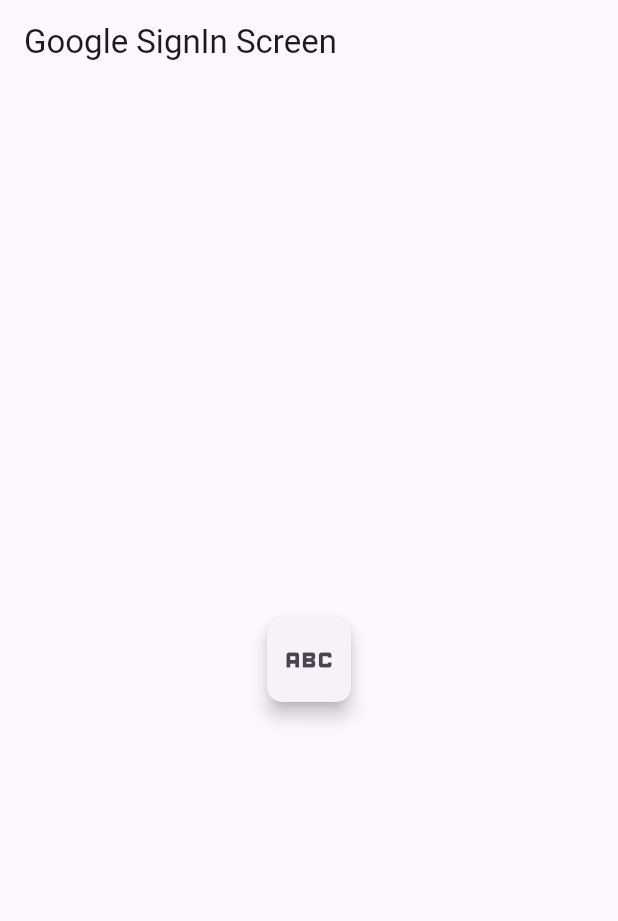
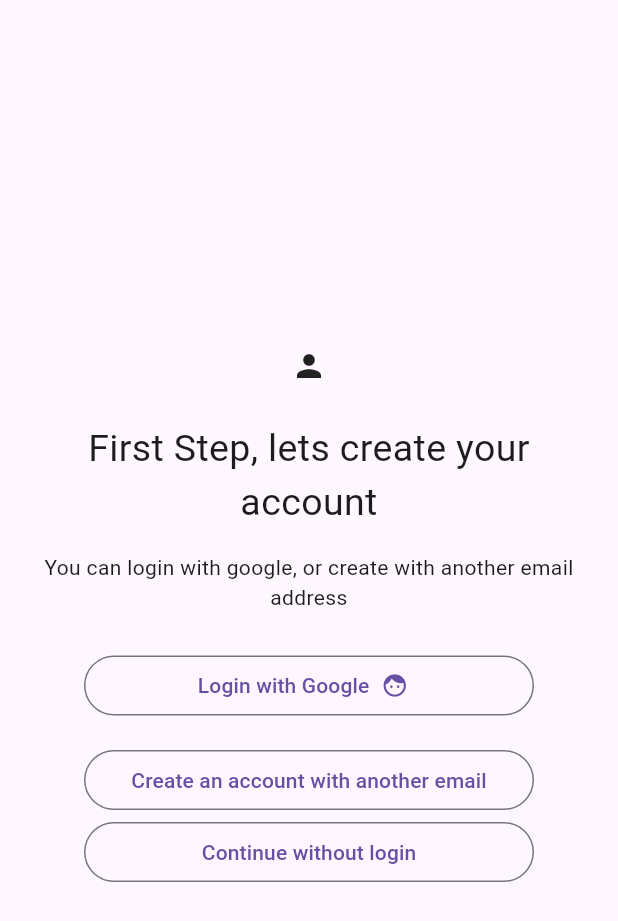
Before and after one commit to raul2710/ada_app_flutter, a Flutter app: the screen it shows after launch, on a phone screen of 412 x 824 dp. Shown: the top 921 px of the screen. Run offline on Flutter 3.47's test engine with Material 3 defaults, Android fonts, the phone set to English and light mode, and no system bars; our stand-ins replace carousel_slider, cloud_firestore, device_preview, firebase_auth, firebase_core, google_maps_flutter and 2 more; accounts and stored records are empty.

```diff
--- a/lib/main.dart
+++ b/lib/main.dart
@@ -1,3 +1,4 @@
+import 'package:ada_app_flutter/view/verify_screen.dart';
 import 'package:device_preview/device_preview.dart';
 import 'package:firebase_core/firebase_core.dart';
 import 'package:flutter/material.dart';
@@ -72,6 +73,7 @@ class MainApp extends StatelessWidget {
         '/subscribe' :(context) => const SubscribeScreen(),
         '/first-steps' :(context) => const FirstStepsScreen(),
         '/main' :(context) => const MainScreen(),
+        '/verify' :(context) => const VerifyScreen(),
         // 'screenModifyItem' :(context) => ScreenModifyItem(),
         // 'screenAddTrip' :(context) => ScreenAddTrip(),
         // 'screenViewTrip' :(context) => ScreenViewTrip(),
--- a/lib/view/login_screen.dart
+++ b/lib/view/login_screen.dart
@@ -13,142 +13,149 @@ class LoginScreen extends StatefulWidget {
 }
 
 class _LoginScreenState extends State<LoginScreen> {
-ValueNotifier userCredential = ValueNotifier('');
+// ValueNotifier userCredential = ValueNotifier('');
 
+//   @override
+//   Widget build(BuildContext context) {
+//     return Scaffold(
+//         appBar: AppBar(title: const Text('Google SignIn Screen')),
+//         body: ValueListenableBuilder(
+//             valueListenable: userCredential,
+//             builder: (context, value, child) {
+//               return (userCredential.value == '' ||
+//                       userCredential.value == null)
+//                   ? Center(
+//                       child: Card(
+//                         elevation: 5,
+//                         shape: RoundedRectangleBorder(
+//                             borderRadius: BorderRadius.circular(10)),
+//                         child: IconButton(
+//                           iconSize: 40,
+//                           icon: Icon(Icons.abc),
+//                           onPressed: () async {
+//                             userCredential.value = await signInWithGoogle();
+//                             if (userCredential.value != null)
+//                               print(userCredential.value.user!.email);
+//                           },
+//                         ),
+//                       ),
+//                     )
+//                   : Center(
+//                       child: Column(
+//                         crossAxisAlignment: CrossAxisAlignment.center,
+//                         mainAxisAlignment: MainAxisAlignment.center,
+//                         children: [
+//                           Container(
+//                             clipBehavior: Clip.antiAlias,
+//                             decoration: BoxDecoration(
+//                                 shape: BoxShape.circle,
+//                                 border: Border.all(
+//                                     width: 1.5, color: Colors.black54)),
+//                             child: Image.network(
+//                                 userCredential.value.user!.photoURL.toString()),
+//                           ),
+//                           const SizedBox(
+//                             height: 20,
+//                           ),
+//                           Text(userCredential.value.user!.displayName
+//                               .toString()),
+//                           const SizedBox(
+//                             height: 20,
+//                           ),
+//                           Text(userCredential.value.user!.email.toString()),
+//                           const SizedBox(
+//                             height: 30,
+//                           ),
+//                           ElevatedButton(
+//                               onPressed: () async {
+//                                 // bool result = await signOutFromGoogle();
+//                                 // if (result) userCredential.value = '';
+//                               },
+//                               child: const Text('Logout'))
+//                         ],
+//                       ),
+//                     );
+//             }));
    @override
    Widget build(BuildContext context) {
        return Scaffold(
-        appBar: AppBar(title: const Text('Google SignIn Screen')),
-        body: ValueListenableBuilder(
-            valueListenable: userCredential,
-            builder: (context, value, child) {
-              return (userCredential.value == '' ||
-                      userCredential.value == null)
-                  ? Center(
-                      child: Card(
-                        elevation: 5,
-                        shape: RoundedRectangleBorder(
-                            borderRadius: BorderRadius.circular(10)),
-                        child: IconButton(
-                          iconSize: 40,
-                          icon: Icon(Icons.abc),
-                          onPressed: () async {
-                            userCredential.value = await signInWithGoogle();
-                            if (userCredential.value != null)
-                              print(userCredential.value.user!.email);
-                          },
-                        ),
-                      ),
-                    )
-                  : Center(
+          //  appBar: AppBar(title: const Text('Login Test'),),
+           body: Container(
+            alignment: Alignment.center,
+            child: Padding(
+              padding: const EdgeInsets.all(10.0),
               child: Column(
                 crossAxisAlignment: CrossAxisAlignment.center,
                 mainAxisAlignment: MainAxisAlignment.center,
                 children: [
-                          Container(
-                            clipBehavior: Clip.antiAlias,
-                            decoration: BoxDecoration(
-                                shape: BoxShape.circle,
-                                border: Border.all(
-                                    width: 1.5, color: Colors.black54)),
-                            child: Image.network(
-                                userCredential.value.user!.photoURL.toString()),
+                  //
+                  // Icon
+                  //
+                  const Icon(Icons.person),
+                  //
+                  // Title
+                  //
+                  const SizedBox(height: 25,),
+                  const Text(
+                    'First Step, lets create your account',
+                    textAlign: TextAlign.center,
+                    style: TextStyle(
+                      fontSize: 25,
                     ),
-                          const SizedBox(
-                            height: 20,
                   ),
-                          Text(userCredential.value.user!.displayName
-                              .toString()),
-                          const SizedBox(
-                            height: 20,
+                  const SizedBox(height: 15,),
+                  //
+                  // Subtitle
+                  //
+                  const Text(
+                    'You can login with google, or create with another email address',
+                    textAlign: TextAlign.center,
                   ),
-                          Text(userCredential.value.user!.email.toString()),
-                          const SizedBox(
-                            height: 30,
+                  const SizedBox(height: 25,),
+                  //
+                  // Button: Login with Google
+                  //
+                  OutlinedButton.icon(
+                    onPressed: () async {
+                      await signInWithGoogle();
+                    },
+                    label: const Text('Login with Google'),
+                    // child: Text('Login with Google'),
+                    icon: const Icon(Icons.face),
+                    style: OutlinedButton.styleFrom(fixedSize: const Size.fromWidth(300.0)),
+                    iconAlignment: IconAlignment.end,
                   ),
-                          ElevatedButton(
-                              onPressed: () async {
-                                // bool result = await signOutFromGoogle();
-                                // if (result) userCredential.value = '';
+                  const SizedBox(height: 15,),
+                  //
+                  // Button: Create an account with another email
+                  //
+                  OutlinedButton.icon(
+                    onPressed: ()=>{
+                      Navigator.pushNamed(context, '/subscribe')
                     },
-                              child: const Text('Logout'))
+                    label: const Text('Create an account with another email'),
+                    // child: Text('Login with Google'),
+                    style: OutlinedButton.styleFrom(fixedSize: const Size.fromWidth(300.0)),
+                    iconAlignment: IconAlignment.end,
+                  ),
+                  //
+                  // Button: Continue without login
+                  //
+                  OutlinedButton.icon(
+                    onPressed: ()=>{
+                      Navigator.pushNamed(context, '/main')
+                    },
+                    label: const Text('Continue without login'),
+                    // child: Text('Login with Google'),
+                    style: OutlinedButton.styleFrom(fixedSize: const Size.fromWidth(300.0)),
+                    iconAlignment: IconAlignment.end,
+                  )
                 ],
               ),
+            ),
+           ),
        );
-            }));
   }
-  //  @override
-  //  Widget build(BuildContext context) {
-  //      return Scaffold(
-  //         //  appBar: AppBar(title: const Text('Login Test'),),
-  //          body: Container(
-  //           alignment: Alignment.center,
-  //           child: Padding(
-  //             padding: const EdgeInsets.all(10.0),
-  //             child: Column(
-  //               crossAxisAlignment: CrossAxisAlignment.center,
-  //               mainAxisAlignment: MainAxisAlignment.center,
-  //               children: [
-  //                 //
-  //                 // Icon
-  //                 //
-  //                 const Icon(Icons.person),
-  //                 //
-  //                 // Title
-  //                 //
-  //                 const SizedBox(height: 25,),
-  //                 const Text(
-  //                   'First Step, lets create your account',
-  //                   textAlign: TextAlign.center,
-  //                   style: TextStyle(
-  //                     fontSize: 25,
-  //                   ),
-  //                 ),
-  //                 const SizedBox(height: 15,),
-  //                 //
-  //                 // Subtitle
-  //                 //
-  //                 const Text(
-  //                   'You can login with google, or create with another email address',
-  //                   textAlign: TextAlign.center,
-  //                 ),
-  //                 const SizedBox(height: 25,),
-  //                 //
-  //                 // Button: Login with Google
-  //                 //
-  //                 OutlinedButton.icon(
-  //                   onPressed: () async {
-  //                   await signInWithGoogle();
-
-
-
-  //                   },
-  //                   label: const Text('Login with Google'),
-  //                   // child: Text('Login with Google'),
-  //                   icon: const Icon(Icons.face),
-  //                   style: OutlinedButton.styleFrom(fixedSize: const Size.fromWidth(300.0)),
-  //                   iconAlignment: IconAlignment.end,
-  //                 ),
-  //                 const SizedBox(height: 15,),
-  //                 //
-  //                 // Button: Create an account with another email
-  //                 //
-  //                 OutlinedButton.icon(
-  //                   onPressed: ()=>{
-  //                     Navigator.pushNamed(context, '/subscribe')
-  //                   },
-  //                   label: const Text('Create an account with another email'),
-  //                   // child: Text('Login with Google'),
-  //                   style: OutlinedButton.styleFrom(fixedSize: const Size.fromWidth(300.0)),
-  //                   iconAlignment: IconAlignment.end,
-  //                 )
-  //               ],
-  //             ),
-  //           ),
-  //          ),
-  //      );
-  // }
-
 }
 
 Future<UserCredential> signInWithGoogle() async {
--- a/pubspec.yaml
+++ b/pubspec.yaml
@@ -10,10 +10,13 @@ dependencies:
   carousel_slider: ^4.2.1
   cloud_firestore: ^5.1.0
   device_preview: ^1.2.0
+  firebase_auth: ^5.1.2
   flutter:
     sdk: flutter
   google_generative_ai: ^0.4.3
+  google_maps_flutter: ^2.7.0
   google_sign_in: ^6.2.1
+  universal_platform: ^1.1.0
 
 dev_dependencies:
   flutter_test:
```
Also changed, not shown: lib/model/person.dart (added, +10 -0 lines), lib/view/standard_login_screen.dart (added, +78 -0 lines), lib/view/subscribe_screen.dart (+61 -1 lines), lib/view/verify_screen.dart (added, +37 -0 lines), pubspec.lock, 5 other files. Lines whose indentation alone changed are shown as unchanged.
